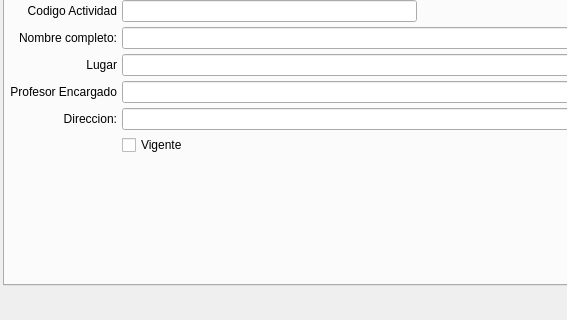
Above: bulmages/bulmafact/plugins/pluginactividad/actividadbase.ui from eboladev/Bulmages-1 before the change; both pictures show x 0 to 567 and y 86 to 406 of the 741 by 406 pixel window. Below: the same form after it.
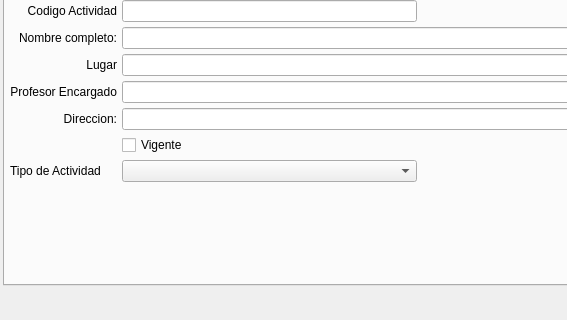
That is the form after the change. Icons and pictures are not drawn. Custom widgets are drawn as their Qt base class.

Commit message: Creo la entidad de tipos de actividad para catalogar las actividades extraescolares en distintos tipos.

The edit to the form file:
```diff
--- a/bulmages/bulmafact/plugins/pluginactividad/actividadbase.ui
+++ b/bulmages/bulmafact/plugins/pluginactividad/actividadbase.ui
@@ -216,6 +216,14 @@
       <number>0</number>
      </property>
      <widget class="QWidget" name="Tab1" >
+      <property name="geometry" >
+       <rect>
+        <x>0</x>
+        <y>0</y>
+        <width>719</width>
+        <height>264</height>
+       </rect>
+      </property>
       <attribute name="title" >
        <string>&amp;Datos generales</string>
       </attribute>
@@ -339,7 +347,7 @@
          </property>
         </widget>
        </item>
-       <item row="7" column="1" >
+       <item row="8" column="1" >
         <spacer>
          <property name="orientation" >
           <enum>Qt::Vertical</enum>
@@ -352,7 +360,7 @@
          </property>
         </spacer>
        </item>
-       <item row="6" column="1" colspan="2" >
+       <item row="7" column="1" colspan="2" >
         <widget class="Busqueda" native="1" name="mui_idprofesor" >
          <property name="sizePolicy" >
           <sizepolicy vsizetype="Fixed" hsizetype="Expanding" >
@@ -375,6 +383,16 @@
          </property>
         </widget>
        </item>
+       <item row="6" column="1" >
+        <widget class="QComboBox" name="mui_idtipo_actividad" />
+       </item>
+       <item row="6" column="0" >
+        <widget class="QLabel" name="label_2" >
+         <property name="text" >
+          <string>Tipo de Actividad</string>
+         </property>
+        </widget>
+       </item>
       </layout>
      </widget>
      <widget class="QWidget" name="tabOtros" >
```
Left out of the diff: 40 changed lines with no effect on the pictures. The commit also changes 4 other files.
